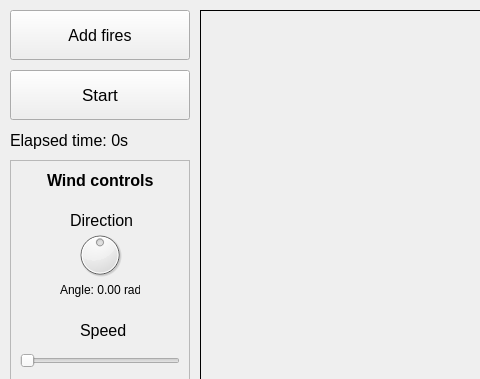
First picture: the form in gui/mainwindow.ui, repository Arpa97/ProgettoFisica, before the edit; both pictures show x 0 to 480 and y 0 to 379 of the 611 by 489 pixel window.
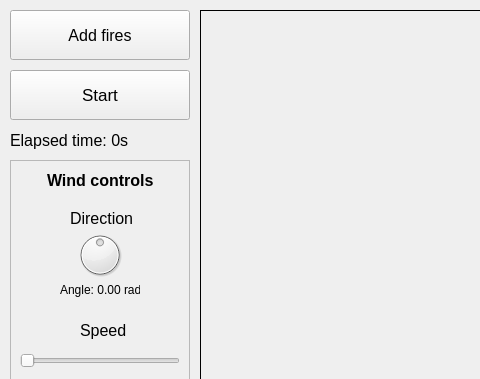
Second picture: the form after the edit. Icons and pictures are not drawn.

What changed in the file:
```diff
--- a/gui/mainwindow.ui
+++ b/gui/mainwindow.ui
@@ -218,7 +218,7 @@
      <property name="geometry">
       <rect>
        <x>60</x>
-       <y>50</y>
+       <y>48</y>
        <width>65</width>
        <height>21</height>
       </rect>
```
